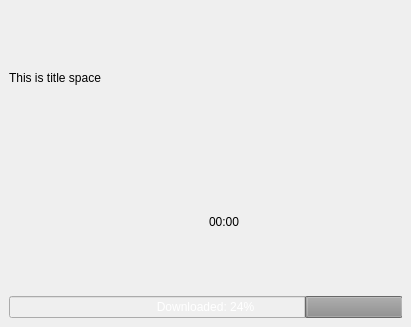
This is maemo-play.ui in hrw/modland-player as Qt 5 draws it before an edit. The edited form follows.
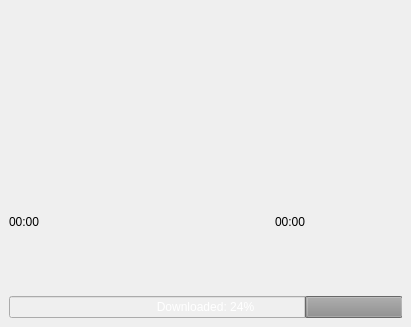
This is the edited form. Custom widgets are drawn as their Qt base class.

Commit message: added total time info

```diff
--- a/maemo-play.ui
+++ b/maemo-play.ui
@@ -20,15 +20,12 @@
       <item>
        <widget class="QLabel" name="TitleLabel">
         <property name="text">
-         <string>This is title space</string>
+         <string/>
         </property>
        </widget>
       </item>
       <item>
-       <layout class="QHBoxLayout" name="horizontalLayout_3">
-        <item>
-         <widget class="Phonon::SeekSlider" name="seekSlider"/>
-        </item>
+       <layout class="QHBoxLayout" name="horizontalLayout_2">
         <item>
          <widget class="QLabel" name="TimeLabel">
           <property name="text">
@@ -36,6 +33,16 @@
           </property>
          </widget>
         </item>
+        <item>
+         <widget class="Phonon::SeekSlider" name="seekSlider"/>
+        </item>
+        <item>
+         <widget class="QLabel" name="TotalTimeLabel">
+          <property name="text">
+           <string>00:00</string>
+          </property>
+         </widget>
+        </item>
        </layout>
       </item>
       <item>
```
The commit also changes 3 other files.
